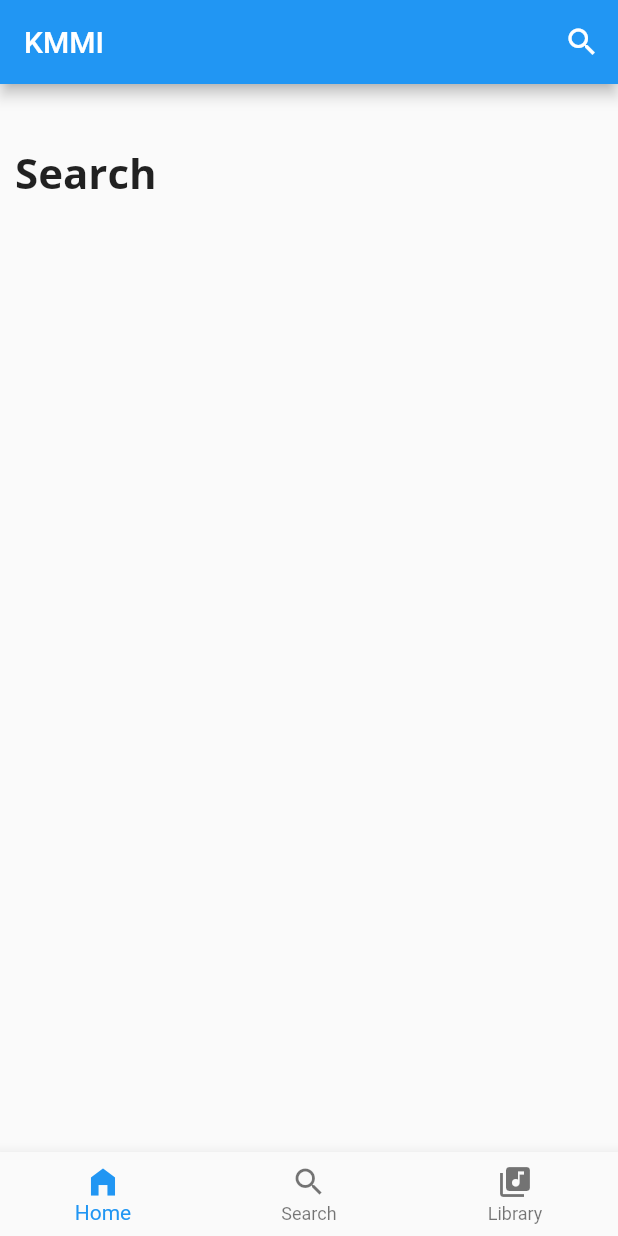
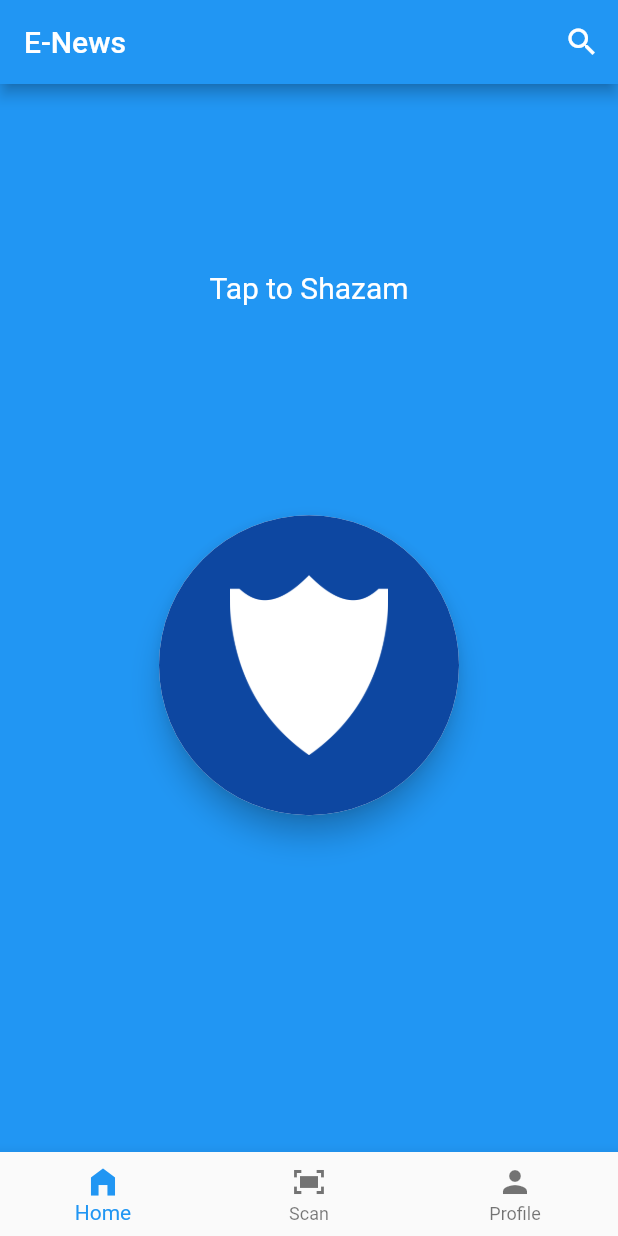
Before and after one commit to raymondfym/KMMI-UTS, a Flutter app: the screen it shows after launch, swiped to page 2, on a phone screen of 412 x 824 dp. Run offline on Flutter 3.47's test engine with Material 2 defaults, Android fonts, the phone set to English and light mode, and no system bars; drawn by our look-alikes of avatar_glow; network calls fail.

Commit message:
Home Sxreen & Profile UI

```diff
--- a/lib/home.dart
+++ b/lib/home.dart
@@ -1,13 +1,12 @@
 import 'package:flutter/material.dart';
-import 'package:uts_project/screen/s_browse.dart';
-import 'package:uts_project/screen/s_library.dart';
+import 'package:uts_project/screen/s_news.dart';
+import 'package:uts_project/screen/s_identify.dart';
 import 'package:uts_project/screen/s_main.dart';
-import 'package:shared_preferences/shared_preferences.dart';
-
+import 'package:uts_project/screen/s_profile.dart';
 import 'DataSearch.dart';
 
 class HomeScreen extends StatefulWidget {
-  const HomeScreen({ Key? key }) : super(key: key);
+  const HomeScreen({ Key key }) : super(key: key);
 
   @override
   _HomeScreenState createState() => _HomeScreenState();
@@ -29,7 +28,7 @@ class _HomeScreenState extends State<HomeScreen> {
   Widget build(BuildContext context) {
     return Scaffold(
       appBar: AppBar(
-        title: Text('KMMI'),
+        title: Text('E-News'),
         actions: <Widget>[
           IconButton(onPressed:() {
             showSearch(context: context, delegate: DataSearch());
@@ -38,15 +37,15 @@ class _HomeScreenState extends State<HomeScreen> {
       body: PageView(
         controller: pageController,
         children: [
-          MainScreen(),
-          BrowseScreen(),
-          LibraryScreen(),
+          NewsScreen(),
+          IdentifyScreen(),
+          EditProfileUI()
         ],
       ),
       bottomNavigationBar: BottomNavigationBar(items: const<BottomNavigationBarItem>[
         BottomNavigationBarItem(icon: Icon(Icons.home_filled), label: 'Home'),
-        BottomNavigationBarItem(icon: Icon(Icons.search), label: 'Search'),
-        BottomNavigationBarItem(icon: Icon(Icons.my_library_music), label: 'Library'),
+        BottomNavigationBarItem(icon: Icon(Icons.fit_screen_sharp), label: 'Scan'),
+        BottomNavigationBarItem(icon: Icon(Icons.person), label: 'Profile'),
       ],
       currentIndex: _selectedIndex,
       selectedItemColor: Colors.blue,
@@ -57,3 +56,6 @@ class _HomeScreenState extends State<HomeScreen> {
     );
   }
 }
+
+class ChangeThemeButtonWidget {
+}
--- a/lib/main.dart
+++ b/lib/main.dart
@@ -1,4 +1,5 @@
 import 'package:flutter/material.dart';
+
 
 import 'home.dart';
 
@@ -7,12 +8,13 @@ void main() {
 }
 
 class MyApp extends StatelessWidget {
+
   @override
-  Widget build(BuildContext context) {
+  Widget build(BuildContext context){
     return MaterialApp(
       title: 'Project App',
       theme: ThemeData(
-        primarySwatch: Colors.blue
+        primarySwatch: Colors.blue,
       ),
       debugShowCheckedModeBanner: false,
       home: HomeScreen(),
--- a/lib/screen/s_browse.dart
+++ /dev/null
@@ -1,41 +0,0 @@
-import 'package:flutter/material.dart';
-import 'package:google_fonts/google_fonts.dart';
-
-
-class BrowseScreen extends StatefulWidget {
-  BrowseScreen({Key? key}) : super(key: key);
-
-  @override
-  _BrowseScreenState createState() => _BrowseScreenState();
-}
-
-class _BrowseScreenState extends State<BrowseScreen> {
-  @override
-  Widget build(BuildContext context) {
-    return Scaffold(
-      body: SingleChildScrollView(
-          scrollDirection: Axis.vertical,
-          child: Column(
-            crossAxisAlignment: CrossAxisAlignment.start,
-            mainAxisSize: MainAxisSize.min,
-            children: [
-              SizedBox(
-                height: 30,
-              ),
-              Container(
-                margin: EdgeInsets.only(left: 10, top: 10),
-                child: Text.rich(
-                  TextSpan(
-                      text: 'Search',
-                      style: GoogleFonts.openSans(
-                          fontWeight: FontWeight.bold, fontSize: 28)),
-                ),
-              ),
-              SizedBox(
-                height: 10,
-              ),
-            ],
-          )),
-    );
-  }
-}
--- /dev/null
+++ b/lib/screen/s_identify.dart
@@ -0,0 +1,58 @@
+import 'package:avatar_glow/avatar_glow.dart';
+import 'package:flutter/material.dart';
+
+class IdentifyScreen extends StatefulWidget {
+  IdentifyScreen({key}) : super(key: key);
+
+  @override
+  _IdentifyScreenState createState() => _IdentifyScreenState();
+}
+
+class _IdentifyScreenState extends State<IdentifyScreen> {
+  @override
+  Widget build(BuildContext context) {
+    return Scaffold(
+      body: Container(
+        color: Colors.blue,
+        height: MediaQuery.of(context).size.height,
+        width: MediaQuery.of(context).size.width,
+        child: Column(
+          mainAxisAlignment: MainAxisAlignment.center,
+          crossAxisAlignment: CrossAxisAlignment.center,
+          children: [
+            Text(
+              'Tap to Shazam',
+              style: TextStyle(color: Colors.white, fontSize: 20),
+            ),
+            SizedBox(
+              height: 40,
+            ),
+            AvatarGlow(
+              endRadius: 200,
+              animate: true,
+              child: GestureDetector(
+                onTap: () => print('tapped'),
+                child: Material(
+                  shape: CircleBorder(),
+                  elevation: 8,
+                  child: Container(
+                    padding: EdgeInsets.all(40),
+                    height: 200,
+                    width: 200,
+                    decoration: BoxDecoration(
+                      shape: BoxShape.circle, color: Colors.blue.shade900
+                    ),
+                    child: Image.asset(
+                      'lib/assets/images/logoHimakom.png',
+                      color: Colors.white,
+                    ),
+                  ),
+                ),
+              ),
+            )
+          ],
+        ),
+      )
+    );
+  }
+}
```
Also changed, not shown: lib/components/customListTile.dart (added, +73 -0 lines), lib/model/article_model.dart (added, +37 -0 lines), lib/model/source_model.dart (added, +12 -0 lines), lib/screen/articles_details_page.dart (added, +63 -0 lines), lib/screen/s_library.dart (deleted, +0 -58 lines), lib/screen/s_main.dart (+5 -9 lines), lib/screen/s_news.dart (added, +40 -0 lines), lib/screen/s_profile.dart (added, +134 -0 lines), lib/services/api_services.dart (added, +25 -0 lines), pubspec.yaml (+4 -5 lines), lib/CardTemplate.dart (renamed from lib/model.dart), lib/assets/images/logoHimakom.png (added), lib/assets/images/logoUnila.png (added), pubspec.lock, 128 other files.
